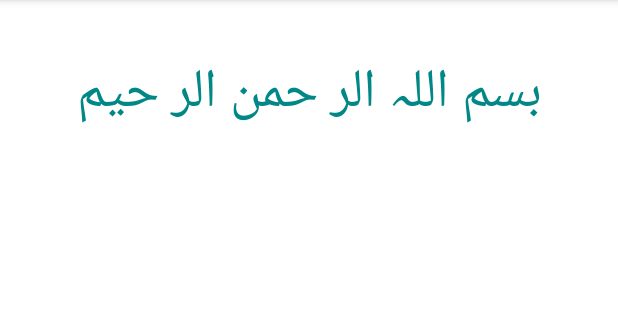
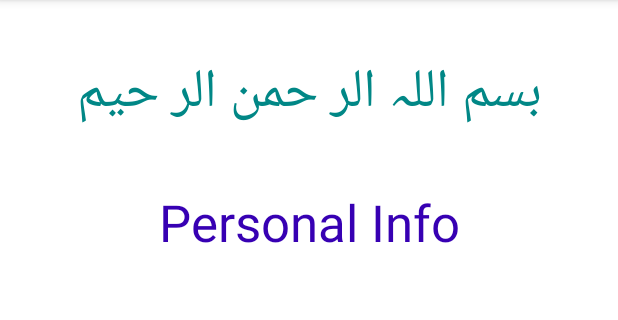
Before and after one commit to saamiull/Android-Studio-Introduction, an Android app: the screen it shows after launch (MainActivity), on a phone screen of 412 x 824 dp, the part 84-404 px from its top. Run offline under Robolectric (Android 15) with nearby library versions, the phone set to English and light mode, and no system bars.

Commit message:
Multiple Screens Task 01

```diff
--- a/Test App/app/src/main/res/layout/activity_main.xml
+++ b/Test App/app/src/main/res/layout/activity_main.xml
@@ -7,6 +7,7 @@
     tools:context=".MainActivity">
 
     <TextView
+        android:id="@+id/textView2"
         android:layout_width="wrap_content"
         android:layout_height="wrap_content"
         android:layout_marginTop="32dp"
@@ -17,4 +18,16 @@
         app:layout_constraintRight_toRightOf="parent"
         app:layout_constraintTop_toTopOf="parent" />
 
+    <TextView
+        android:id="@+id/textView"
+        android:layout_width="wrap_content"
+        android:layout_height="wrap_content"
+        android:layout_marginTop="32dp"
+        android:text="Personal Info"
+        android:textColor="@color/purple_700"
+        android:textSize="34sp"
+        app:layout_constraintEnd_toEndOf="parent"
+        app:layout_constraintStart_toStartOf="parent"
+        app:layout_constraintTop_toBottomOf="@+id/textView2" />
+
 </androidx.constraintlayout.widget.ConstraintLayout>
```
